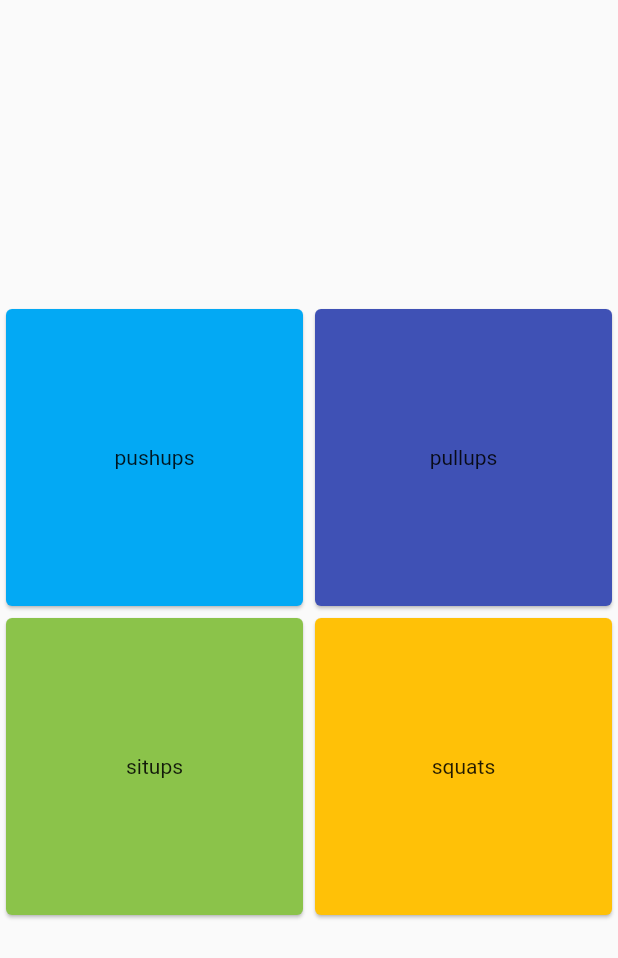
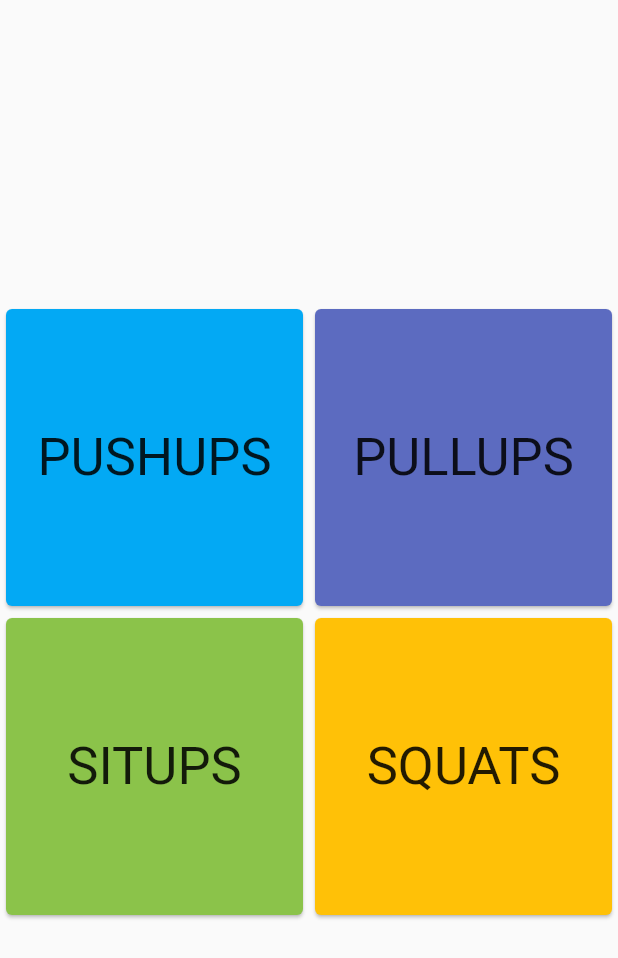
Before and after one commit to fourman-alex/Drillz, a Flutter app: the screen it shows after launch, on a phone screen of 412 x 824 dp. Shown: the top 958 px of the screen. Run offline on Flutter 3.47's test engine with Material 2 defaults, Android fonts, the phone set to English and light mode, and no system bars; our stand-ins replace shared_preferences.

Commit message:
cosmetic changes

```diff
--- a/lib/workout_selection_screen.dart
+++ b/lib/workout_selection_screen.dart
@@ -31,22 +31,22 @@ class _WorkoutSelectionScreenState extends State<WorkoutSelectionScreen> {
                 crossAxisCount: 2,
                 children: <Widget>[
                   _WorkoutButton(
-                    text: "pushups",
+                    text: "PUSHUPS",
                     color: Colors.lightBlue,
                     plan: model?.pushUpsPlan,
                   ),
                   _WorkoutButton(
-                    text: "pullups",
-                    color: Colors.indigo,
+                    text: "PULLUPS",
+                    color: Colors.indigo[400],
                     plan: model?.pullUpsPlan,
                   ),
                   _WorkoutButton(
-                    text: "situps",
+                    text: "SITUPS",
                     color: Colors.lightGreen,
                     plan: model?.sitUpsPlan,
                   ),
                   _WorkoutButton(
-                    text: "squats",
+                    text: "SQUATS",
                     color: Colors.amber,
                     plan: model?.squatsPlan,
                   ),
@@ -85,7 +85,12 @@ class _WorkoutButton extends StatelessWidget {
       color: color,
       child: Builder(
         builder: (context) {
-          var child = Center(child: Text(text));
+          var child = Center(
+            child: Text(
+              text,
+              style: TextStyle(fontSize: 35.0),
+            ),
+          );
           if (plan == null) return child;
           return InkWell(
             child: child,
```
